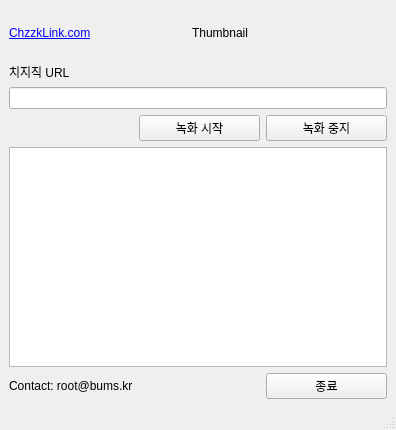
This is ChzzkLinkUI.ui in reretay/ChzzkLink as Qt 5 draws it before an edit. The edited form follows.
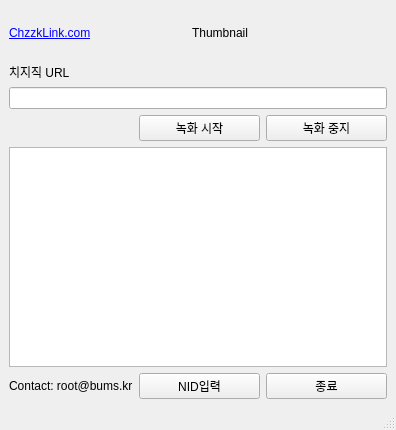
This is the edited form. Icons and pictures are not drawn.

Commit message:
NID 입력 기능 추가
이벤트를 통한 값 전달 및 수신 필요

```diff
--- a/ChzzkLinkUI.ui
+++ b/ChzzkLinkUI.ui
@@ -97,6 +97,13 @@
     <item row="3" column="0" colspan="3">
      <widget class="QLineEdit" name="lineEdit_channel_id"/>
     </item>
+    <item row="6" column="1">
+     <widget class="QPushButton" name="pushButton_nid">
+      <property name="text">
+       <string>NID입력</string>
+      </property>
+     </widget>
+    </item>
    </layout>
   </widget>
   <widget class="QMenuBar" name="menubar">
```
Left out of the diff: 11 changed lines with no effect on the pictures. The commit also changes 4 other files.
